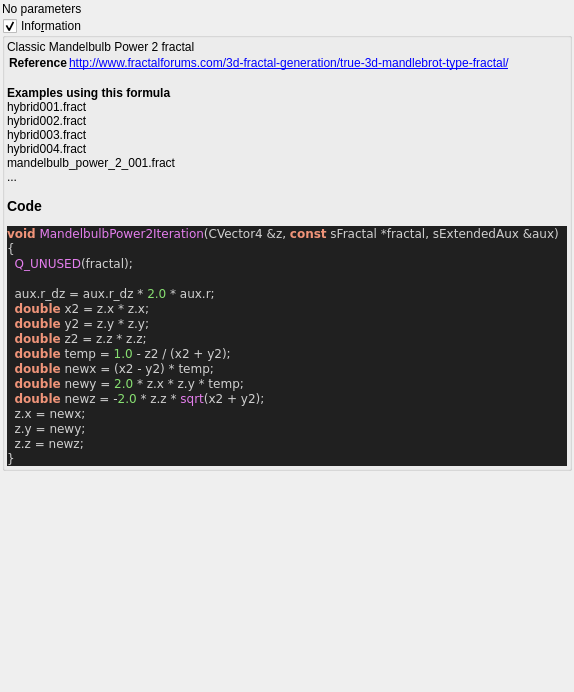
Before: the Qt Designer form mandelbulber2/formula/ui/fractal_mandelbulb_power2.ui in buddhi1980/mandelbulber2, drawn with Qt 5.
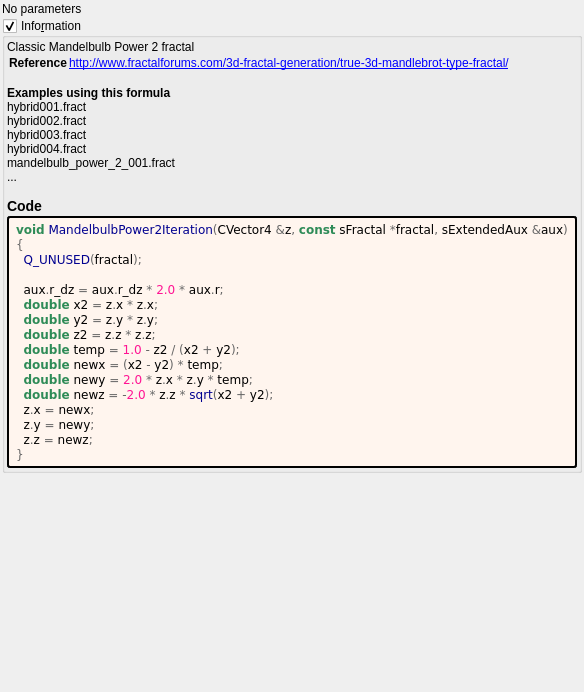
After: the same form once the commit is applied. Custom widgets are drawn as their Qt base class.

Patch:
```diff
--- a/mandelbulber2/formula/ui/fractal_mandelbulb_power2.ui
+++ b/mandelbulber2/formula/ui/fractal_mandelbulb_power2.ui
@@ -64,30 +64,45 @@
        <number>2</number>
       </property>
       <item>
-       <widget class="QLabel" name="label_code_content">
+	   <widget class="QLabel" name="label_information_general">
         <property name="text">
          <string notr="true">&lt;p&gt;Classic Mandelbulb Power 2 fractal&lt;/p&gt;&lt;table&gt;
 &lt;tr&gt;&lt;th&gt;Reference&lt;/th&gt;&lt;td&gt;&lt;a href=&quot;http://www.fractalforums.com/3d-fractal-generation/true-3d-mandlebrot-type-fractal/&quot;&gt;http://www.fractalforums.com/3d-fractal-generation/true-3d-mandlebrot-type-fractal/&lt;br&gt;
 &lt;/td&gt;&lt;/tr&gt;
 &lt;/table&gt;
-&lt;br&gt;&lt;b&gt;Examples using this formula&lt;/b&gt;&lt;br&gt;hybrid001.fract&lt;br&gt;hybrid002.fract&lt;br&gt;hybrid003.fract&lt;br&gt;hybrid004.fract&lt;br&gt;mandelbulb_power_2_001.fract&lt;br&gt;...&lt;h3&gt;Code&lt;/h3&gt;
-&lt;body style=&quot;background-color:#202020&quot;&gt;
-&lt;pre style=&quot;color:#d0d0d0; background-color:#202020;  font-family:'Courier New',monospace;&quot;&gt;&lt;span style=&quot;color:#f09479; font-weight:bold&quot;&gt;void&lt;/span&gt; &lt;span style=&quot;color:#e47eed&quot;&gt;MandelbulbPower2Iteration&lt;/span&gt;&lt;span style=&quot;color:#d0d0d0&quot;&gt;(&lt;/span&gt;CVector4 &lt;span style=&quot;color:#d0d0d0&quot;&gt;&amp;amp;&lt;/span&gt;z&lt;span style=&quot;color:#d0d0d0&quot;&gt;,&lt;/span&gt; &lt;span style=&quot;color:#f09479; font-weight:bold&quot;&gt;const&lt;/span&gt; sFractal &lt;span style=&quot;color:#d0d0d0&quot;&gt;*&lt;/span&gt;fractal&lt;span style=&quot;color:#d0d0d0&quot;&gt;,&lt;/span&gt; sExtendedAux &lt;span style=&quot;color:#d0d0d0&quot;&gt;&amp;amp;&lt;/span&gt;aux&lt;span style=&quot;color:#d0d0d0&quot;&gt;)&lt;/span&gt;
-&lt;span style=&quot;color:#d0d0d0&quot;&gt;{&lt;/span&gt;
-  &lt;span style=&quot;color:#e47eed&quot;&gt;Q_UNUSED&lt;/span&gt;&lt;span style=&quot;color:#d0d0d0&quot;&gt;(&lt;/span&gt;fractal&lt;span style=&quot;color:#d0d0d0&quot;&gt;);&lt;/span&gt;
+&lt;br&gt;&lt;b&gt;Examples using this formula&lt;/b&gt;&lt;br&gt;hybrid001.fract&lt;br&gt;hybrid002.fract&lt;br&gt;hybrid003.fract&lt;br&gt;hybrid004.fract&lt;br&gt;mandelbulb_power_2_001.fract&lt;br&gt;...&lt;h3&gt;Code&lt;/h3&gt;</string>
+		</property>
+		<property name="wordWrap">
+		 <bool>true</bool>
+		</property>
+		<property name="openExternalLinks">
+		 <bool>true</bool>
+		</property>
+		<property name="textInteractionFlags">
+		 <set>Qt::LinksAccessibleByMouse|Qt::TextSelectableByMouse</set>
+		</property>
+		</widget>
+	   </item>
+	   <item>
+	    <widget class="QLabel" name="label_code_content">
+		 <property name="text">
+		  <string notr="true">&lt;body style=&quot;background-color:#fff5ee&quot;&gt;
+&lt;pre style=&quot;color:#000000; background-color:#fff5ee;  font-family:'Courier New',monospace;&quot;&gt;&lt;span style=&quot;color:#2e8b57; font-weight:bold&quot;&gt;void&lt;/span&gt; &lt;span style=&quot;color:#00008f&quot;&gt;MandelbulbPower2Iteration&lt;/span&gt;&lt;span style=&quot;color:#676767&quot;&gt;(&lt;/span&gt;CVector4 &lt;span style=&quot;color:#676767&quot;&gt;&amp;amp;&lt;/span&gt;z&lt;span style=&quot;color:#676767&quot;&gt;,&lt;/span&gt; &lt;span style=&quot;color:#2e8b57; font-weight:bold&quot;&gt;const&lt;/span&gt; sFractal &lt;span style=&quot;color:#676767&quot;&gt;*&lt;/span&gt;fractal&lt;span style=&quot;color:#676767&quot;&gt;,&lt;/span&gt; sExtendedAux &lt;span style=&quot;color:#676767&quot;&gt;&amp;amp;&lt;/span&gt;aux&lt;span style=&quot;color:#676767&quot;&gt;)&lt;/span&gt;
+&lt;span style=&quot;color:#676767&quot;&gt;{&lt;/span&gt;
+  &lt;span style=&quot;color:#00008f&quot;&gt;Q_UNUSED&lt;/span&gt;&lt;span style=&quot;color:#676767&quot;&gt;(&lt;/span&gt;fractal&lt;span style=&quot;color:#676767&quot;&gt;);&lt;/span&gt;
 
-  aux&lt;span style=&quot;color:#d0d0d0&quot;&gt;.&lt;/span&gt;r_dz &lt;span style=&quot;color:#d0d0d0&quot;&gt;=&lt;/span&gt; aux&lt;span style=&quot;color:#d0d0d0&quot;&gt;.&lt;/span&gt;r_dz &lt;span style=&quot;color:#d0d0d0&quot;&gt;*&lt;/span&gt; &lt;span style=&quot;color:#87df71&quot;&gt;2.0&lt;/span&gt; &lt;span style=&quot;color:#d0d0d0&quot;&gt;*&lt;/span&gt; aux&lt;span style=&quot;color:#d0d0d0&quot;&gt;.&lt;/span&gt;r&lt;span style=&quot;color:#d0d0d0&quot;&gt;;&lt;/span&gt;
-  &lt;span style=&quot;color:#f09479; font-weight:bold&quot;&gt;double&lt;/span&gt; x2 &lt;span style=&quot;color:#d0d0d0&quot;&gt;=&lt;/span&gt; z&lt;span style=&quot;color:#d0d0d0&quot;&gt;.&lt;/span&gt;x &lt;span style=&quot;color:#d0d0d0&quot;&gt;*&lt;/span&gt; z&lt;span style=&quot;color:#d0d0d0&quot;&gt;.&lt;/span&gt;x&lt;span style=&quot;color:#d0d0d0&quot;&gt;;&lt;/span&gt;
-  &lt;span style=&quot;color:#f09479; font-weight:bold&quot;&gt;double&lt;/span&gt; y2 &lt;span style=&quot;color:#d0d0d0&quot;&gt;=&lt;/span&gt; z&lt;span style=&quot;color:#d0d0d0&quot;&gt;.&lt;/span&gt;y &lt;span style=&quot;color:#d0d0d0&quot;&gt;*&lt;/span&gt; z&lt;span style=&quot;color:#d0d0d0&quot;&gt;.&lt;/span&gt;y&lt;span style=&quot;color:#d0d0d0&quot;&gt;;&lt;/span&gt;
-  &lt;span style=&quot;color:#f09479; font-weight:bold&quot;&gt;double&lt;/span&gt; z2 &lt;span style=&quot;color:#d0d0d0&quot;&gt;=&lt;/span&gt; z&lt;span style=&quot;color:#d0d0d0&quot;&gt;.&lt;/span&gt;z &lt;span style=&quot;color:#d0d0d0&quot;&gt;*&lt;/span&gt; z&lt;span style=&quot;color:#d0d0d0&quot;&gt;.&lt;/span&gt;z&lt;span style=&quot;color:#d0d0d0&quot;&gt;;&lt;/span&gt;
-  &lt;span style=&quot;color:#f09479; font-weight:bold&quot;&gt;double&lt;/span&gt; temp &lt;span style=&quot;color:#d0d0d0&quot;&gt;=&lt;/span&gt; &lt;span style=&quot;color:#87df71&quot;&gt;1.0&lt;/span&gt; &lt;span style=&quot;color:#d0d0d0&quot;&gt;-&lt;/span&gt; z2 &lt;span style=&quot;color:#d0d0d0&quot;&gt;/ (&lt;/span&gt;x2 &lt;span style=&quot;color:#d0d0d0&quot;&gt;+&lt;/span&gt; y2&lt;span style=&quot;color:#d0d0d0&quot;&gt;);&lt;/span&gt;
-  &lt;span style=&quot;color:#f09479; font-weight:bold&quot;&gt;double&lt;/span&gt; newx &lt;span style=&quot;color:#d0d0d0&quot;&gt;= (&lt;/span&gt;x2 &lt;span style=&quot;color:#d0d0d0&quot;&gt;-&lt;/span&gt; y2&lt;span style=&quot;color:#d0d0d0&quot;&gt;) *&lt;/span&gt; temp&lt;span style=&quot;color:#d0d0d0&quot;&gt;;&lt;/span&gt;
-  &lt;span style=&quot;color:#f09479; font-weight:bold&quot;&gt;double&lt;/span&gt; newy &lt;span style=&quot;color:#d0d0d0&quot;&gt;=&lt;/span&gt; &lt;span style=&quot;color:#87df71&quot;&gt;2.0&lt;/span&gt; &lt;span style=&quot;color:#d0d0d0&quot;&gt;*&lt;/span&gt; z&lt;span style=&quot;color:#d0d0d0&quot;&gt;.&lt;/span&gt;x &lt;span style=&quot;color:#d0d0d0&quot;&gt;*&lt;/span&gt; z&lt;span style=&quot;color:#d0d0d0&quot;&gt;.&lt;/span&gt;y &lt;span style=&quot;color:#d0d0d0&quot;&gt;*&lt;/span&gt; temp&lt;span style=&quot;color:#d0d0d0&quot;&gt;;&lt;/span&gt;
-  &lt;span style=&quot;color:#f09479; font-weight:bold&quot;&gt;double&lt;/span&gt; newz &lt;span style=&quot;color:#d0d0d0&quot;&gt;= -&lt;/span&gt;&lt;span style=&quot;color:#87df71&quot;&gt;2.0&lt;/span&gt; &lt;span style=&quot;color:#d0d0d0&quot;&gt;*&lt;/span&gt; z&lt;span style=&quot;color:#d0d0d0&quot;&gt;.&lt;/span&gt;z &lt;span style=&quot;color:#d0d0d0&quot;&gt;*&lt;/span&gt; &lt;span style=&quot;color:#e47eed&quot;&gt;sqrt&lt;/span&gt;&lt;span style=&quot;color:#d0d0d0&quot;&gt;(&lt;/span&gt;x2 &lt;span style=&quot;color:#d0d0d0&quot;&gt;+&lt;/span&gt; y2&lt;span style=&quot;color:#d0d0d0&quot;&gt;);&lt;/span&gt;
-  z&lt;span style=&quot;color:#d0d0d0&quot;&gt;.&lt;/span&gt;x &lt;span style=&quot;color:#d0d0d0&quot;&gt;=&lt;/span&gt; newx&lt;span style=&quot;color:#d0d0d0&quot;&gt;;&lt;/span&gt;
-  z&lt;span style=&quot;color:#d0d0d0&quot;&gt;.&lt;/span&gt;y &lt;span style=&quot;color:#d0d0d0&quot;&gt;=&lt;/span&gt; newy&lt;span style=&quot;color:#d0d0d0&quot;&gt;;&lt;/span&gt;
-  z&lt;span style=&quot;color:#d0d0d0&quot;&gt;.&lt;/span&gt;z &lt;span style=&quot;color:#d0d0d0&quot;&gt;=&lt;/span&gt; newz&lt;span style=&quot;color:#d0d0d0&quot;&gt;;&lt;/span&gt;
-&lt;span style=&quot;color:#d0d0d0&quot;&gt;}&lt;/span&gt;
+  aux&lt;span style=&quot;color:#676767&quot;&gt;.&lt;/span&gt;r_dz &lt;span style=&quot;color:#676767&quot;&gt;=&lt;/span&gt; aux&lt;span style=&quot;color:#676767&quot;&gt;.&lt;/span&gt;r_dz &lt;span style=&quot;color:#676767&quot;&gt;*&lt;/span&gt; &lt;span style=&quot;color:#ff1493&quot;&gt;2.0&lt;/span&gt; &lt;span style=&quot;color:#676767&quot;&gt;*&lt;/span&gt; aux&lt;span style=&quot;color:#676767&quot;&gt;.&lt;/span&gt;r&lt;span style=&quot;color:#676767&quot;&gt;;&lt;/span&gt;
+  &lt;span style=&quot;color:#2e8b57; font-weight:bold&quot;&gt;double&lt;/span&gt; x2 &lt;span style=&quot;color:#676767&quot;&gt;=&lt;/span&gt; z&lt;span style=&quot;color:#676767&quot;&gt;.&lt;/span&gt;x &lt;span style=&quot;color:#676767&quot;&gt;*&lt;/span&gt; z&lt;span style=&quot;color:#676767&quot;&gt;.&lt;/span&gt;x&lt;span style=&quot;color:#676767&quot;&gt;;&lt;/span&gt;
+  &lt;span style=&quot;color:#2e8b57; font-weight:bold&quot;&gt;double&lt;/span&gt; y2 &lt;span style=&quot;color:#676767&quot;&gt;=&lt;/span&gt; z&lt;span style=&quot;color:#676767&quot;&gt;.&lt;/span&gt;y &lt;span style=&quot;color:#676767&quot;&gt;*&lt;/span&gt; z&lt;span style=&quot;color:#676767&quot;&gt;.&lt;/span&gt;y&lt;span style=&quot;color:#676767&quot;&gt;;&lt;/span&gt;
+  &lt;span style=&quot;color:#2e8b57; font-weight:bold&quot;&gt;double&lt;/span&gt; z2 &lt;span style=&quot;color:#676767&quot;&gt;=&lt;/span&gt; z&lt;span style=&quot;color:#676767&quot;&gt;.&lt;/span&gt;z &lt;span style=&quot;color:#676767&quot;&gt;*&lt;/span&gt; z&lt;span style=&quot;color:#676767&quot;&gt;.&lt;/span&gt;z&lt;span style=&quot;color:#676767&quot;&gt;;&lt;/span&gt;
+  &lt;span style=&quot;color:#2e8b57; font-weight:bold&quot;&gt;double&lt;/span&gt; temp &lt;span style=&quot;color:#676767&quot;&gt;=&lt;/span&gt; &lt;span style=&quot;color:#ff1493&quot;&gt;1.0&lt;/span&gt; &lt;span style=&quot;color:#676767&quot;&gt;-&lt;/span&gt; z2 &lt;span style=&quot;color:#676767&quot;&gt;/ (&lt;/span&gt;x2 &lt;span style=&quot;color:#676767&quot;&gt;+&lt;/span&gt; y2&lt;span style=&quot;color:#676767&quot;&gt;);&lt;/span&gt;
+  &lt;span style=&quot;color:#2e8b57; font-weight:bold&quot;&gt;double&lt;/span&gt; newx &lt;span style=&quot;color:#676767&quot;&gt;= (&lt;/span&gt;x2 &lt;span style=&quot;color:#676767&quot;&gt;-&lt;/span&gt; y2&lt;span style=&quot;color:#676767&quot;&gt;) *&lt;/span&gt; temp&lt;span style=&quot;color:#676767&quot;&gt;;&lt;/span&gt;
+  &lt;span style=&quot;color:#2e8b57; font-weight:bold&quot;&gt;double&lt;/span&gt; newy &lt;span style=&quot;color:#676767&quot;&gt;=&lt;/span&gt; &lt;span style=&quot;color:#ff1493&quot;&gt;2.0&lt;/span&gt; &lt;span style=&quot;color:#676767&quot;&gt;*&lt;/span&gt; z&lt;span style=&quot;color:#676767&quot;&gt;.&lt;/span&gt;x &lt;span style=&quot;color:#676767&quot;&gt;*&lt;/span&gt; z&lt;span style=&quot;color:#676767&quot;&gt;.&lt;/span&gt;y &lt;span style=&quot;color:#676767&quot;&gt;*&lt;/span&gt; temp&lt;span style=&quot;color:#676767&quot;&gt;;&lt;/span&gt;
+  &lt;span style=&quot;color:#2e8b57; font-weight:bold&quot;&gt;double&lt;/span&gt; newz &lt;span style=&quot;color:#676767&quot;&gt;= -&lt;/span&gt;&lt;span style=&quot;color:#ff1493&quot;&gt;2.0&lt;/span&gt; &lt;span style=&quot;color:#676767&quot;&gt;*&lt;/span&gt; z&lt;span style=&quot;color:#676767&quot;&gt;.&lt;/span&gt;z &lt;span style=&quot;color:#676767&quot;&gt;*&lt;/span&gt; &lt;span style=&quot;color:#00008f&quot;&gt;sqrt&lt;/span&gt;&lt;span style=&quot;color:#676767&quot;&gt;(&lt;/span&gt;x2 &lt;span style=&quot;color:#676767&quot;&gt;+&lt;/span&gt; y2&lt;span style=&quot;color:#676767&quot;&gt;);&lt;/span&gt;
+  z&lt;span style=&quot;color:#676767&quot;&gt;.&lt;/span&gt;x &lt;span style=&quot;color:#676767&quot;&gt;=&lt;/span&gt; newx&lt;span style=&quot;color:#676767&quot;&gt;;&lt;/span&gt;
+  z&lt;span style=&quot;color:#676767&quot;&gt;.&lt;/span&gt;y &lt;span style=&quot;color:#676767&quot;&gt;=&lt;/span&gt; newy&lt;span style=&quot;color:#676767&quot;&gt;;&lt;/span&gt;
+  z&lt;span style=&quot;color:#676767&quot;&gt;.&lt;/span&gt;z &lt;span style=&quot;color:#676767&quot;&gt;=&lt;/span&gt; newz&lt;span style=&quot;color:#676767&quot;&gt;;&lt;/span&gt;
+&lt;span style=&quot;color:#676767&quot;&gt;}&lt;/span&gt;
 &lt;/pre&gt;
 &lt;/body&gt;</string>
         </property>
@@ -100,6 +115,9 @@
         <property name="textInteractionFlags">
          <set>Qt::LinksAccessibleByMouse|Qt::TextSelectableByMouse</set>
         </property>
+		 <property name="styleSheet">
+		  <string notr="true">border-style: outset; border-width: 2px; border-radius: 3px; border-color: black; background-color: #fff5ee; padding: 4px;</string>
+		  </property>
        </widget>
       </item>
      </layout>
```
Lines whose indentation alone changed are shown as unchanged.
